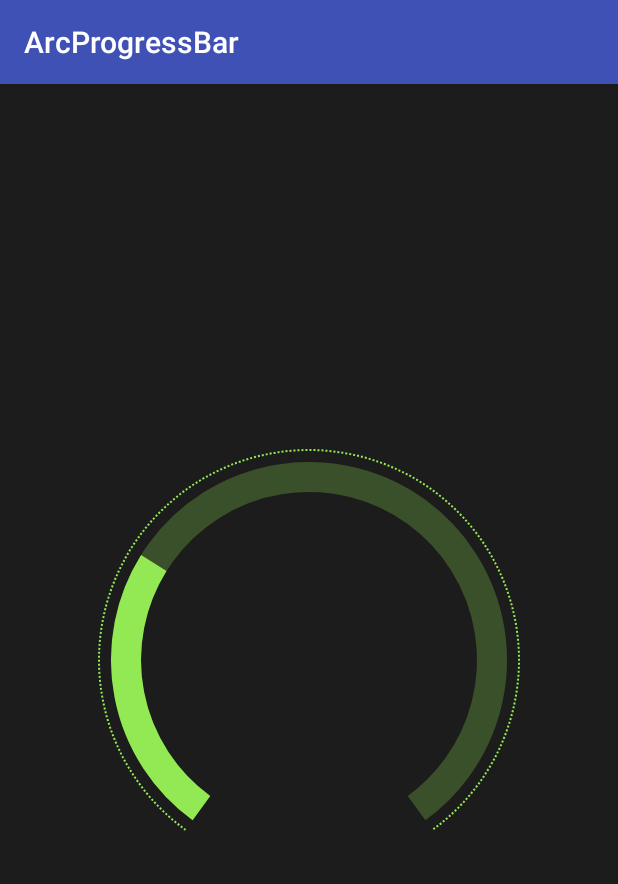
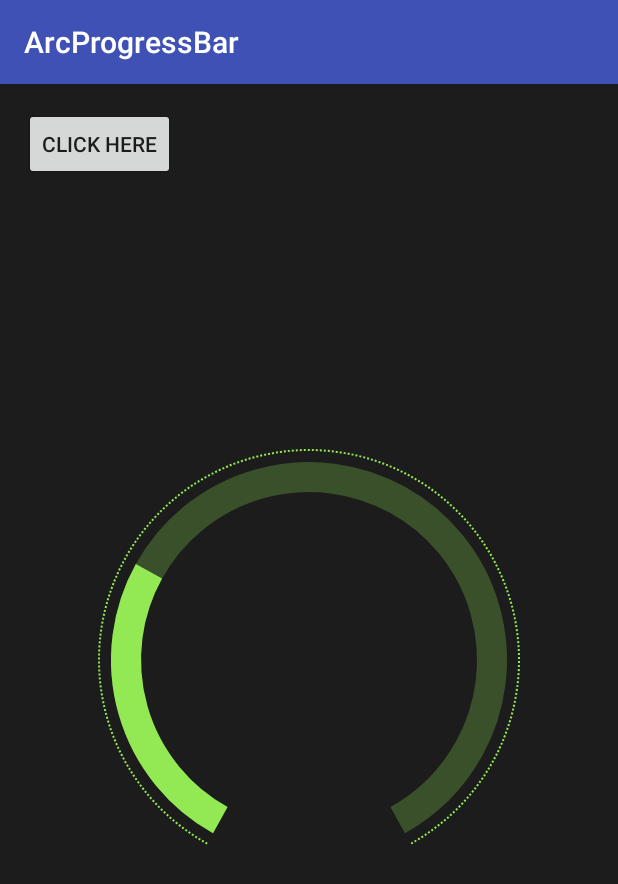
Before and after one commit to ShinChven/ArcProgressBar, an Android app: the screen it shows after launch (MainActivity), on a phone screen of 412 x 824 dp. Shown: the top 884 px of the screen. Run offline under Robolectric (Android 15) with nearby library versions, the phone set to English and light mode, and no system bars; our stand-ins replace data binding.

Commit message:
getters & setters for the view.

```diff
--- a/app/build.gradle
+++ b/app/build.gradle
@@ -3,6 +3,10 @@ apply plugin: 'com.android.application'
 android {
     compileSdkVersion 23
     buildToolsVersion "23.0.2"
+
+    dataBinding {
+        enabled = true
+    }
 
     defaultConfig {
         applicationId "com.github.ShinChven.progressbarsample"
--- a/app/src/main/java/com/github/ShinChven/progressbarsample/MainActivity.java
+++ b/app/src/main/java/com/github/ShinChven/progressbarsample/MainActivity.java
@@ -1,13 +1,32 @@
 package com.github.ShinChven.progressbarsample;
 
+import android.databinding.DataBindingUtil;
+import android.databinding.ViewDataBinding;
 import android.support.v7.app.AppCompatActivity;
 import android.os.Bundle;
+import android.view.View;
+import com.github.ShinChven.progressbarsample.databinding.ActivityMainBinding;
 
 public class MainActivity extends AppCompatActivity {
 
     @Override
     protected void onCreate(Bundle savedInstanceState) {
         super.onCreate(savedInstanceState);
-        setContentView(R.layout.activity_main);
+        final ActivityMainBinding viewDataBinding = DataBindingUtil.setContentView(this, R.layout.activity_main);
+        viewDataBinding.click.setOnClickListener(new View.OnClickListener() {
+            @Override
+            public void onClick(View v) {
+                viewDataBinding.arcProgressBar.post(new Runnable() {
+                    @Override
+                    public void run() {
+                        viewDataBinding.arcProgressBar.setmArcProgressBarProgress(70);
+                        viewDataBinding.arcProgressBar.setmArcProgressBarMaxProgress(80);
+                        viewDataBinding.arcProgressBar.invalidate();
+                    }
+                });
+            }
+        });
+
+
     }
 }
--- a/app/src/main/res/layout/activity_main.xml
+++ b/app/src/main/res/layout/activity_main.xml
@@ -1,7 +1,10 @@
 <?xml version="1.0" encoding="utf-8"?>
-<RelativeLayout xmlns:android="http://schemas.android.com/apk/res/android"
+<layout
+        xmlns:android="http://schemas.android.com/apk/res/android"
         xmlns:app="http://schemas.android.com/apk/res-auto"
         xmlns:tools="http://schemas.android.com/tools"
+>
+    <RelativeLayout
             android:layout_width="match_parent"
             android:layout_height="match_parent"
             android:paddingBottom="@dimen/activity_vertical_margin"
@@ -15,13 +18,20 @@
                 android:layout_width="300dp"
                 android:layout_height="300dp"
                 android:layout_centerInParent="true"
-            app:arcProgressBarAngle="288"
+                app:arcProgressBarAngle="302"
                 app:arcProgressBarMaxProgress="100"
                 app:arcProgressBarProgress="30"
                 app:arcProgressBarLineWidth="20dp"
                 app:arcProgressBarDottedSize="1.5dp"
                 app:arcProgressBarInnerRingSize="18dp"
+                android:id="@+id/arc_progress_bar"
+        />
+
+        <Button android:layout_width="wrap_content" android:layout_height="wrap_content"
+                android:text="click here"
+                android:id="@+id/click"
         />
 
 
     </RelativeLayout>
+</layout>
```
Also changed, not shown: ArcProgressBarLib/src/main/java/com/github/ShinChven/ArcProgressBar/ArcProgressBar.java (+119 -0 lines). Lines whose indentation alone changed are shown as unchanged.
